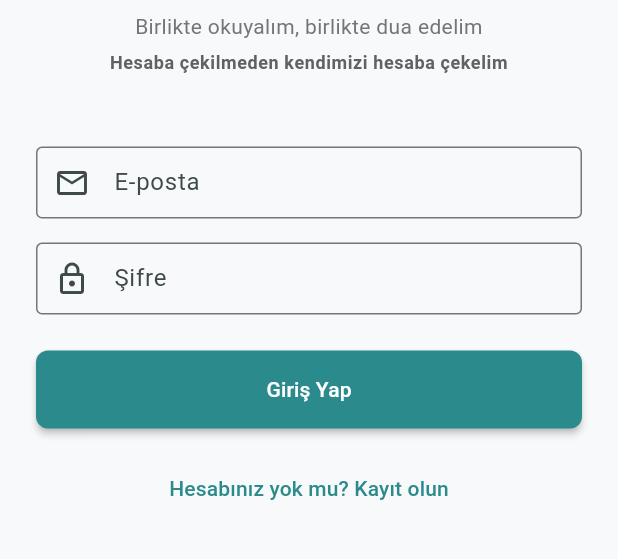
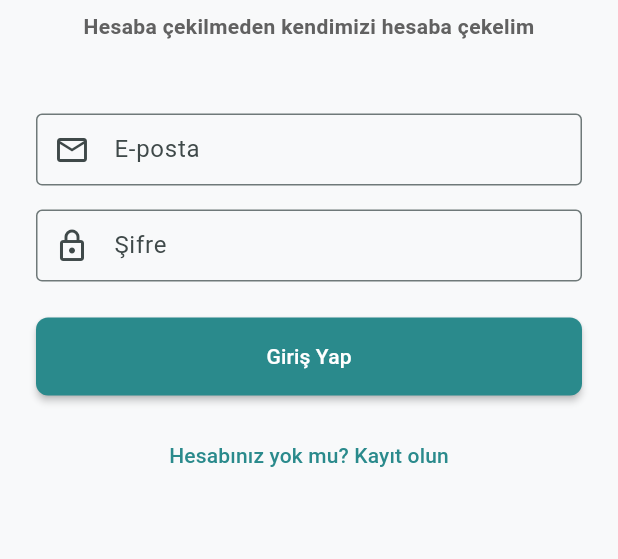
Before and after one commit to mr-dokur-QA/hayirhah, a Flutter app: the screen it shows after launch, on a phone screen of 412 x 824 dp, the part 460-1019 px from its top. Run offline on Flutter 3.47's test engine with Material 3 defaults, Android fonts, the phone set to English and light mode, and no system bars; our stand-ins replace connectivity_plus, dio, firebase_core, firebase_messaging, flutter_compass, flutter_local_notifications and 7 more; accounts and stored records are empty.

Commit message:
ll changes

```diff
--- a/lib/screens/auth/login_screen.dart
+++ b/lib/screens/auth/login_screen.dart
@@ -327,16 +327,8 @@ class _LoginScreenState extends State<LoginScreen> {
                 ),
                 const SizedBox(height: 8),
                 Text(
-                  'Birlikte okuyalım, birlikte dua edelim',
+                  'Hesaba çekilmeden kendimizi hesaba çekelim',
                   style: Theme.of(context).textTheme.bodyMedium?.copyWith(
-                    color: Colors.grey[600],
-                  ),
-                  textAlign: TextAlign.center,
-                ),
-                const SizedBox(height: 6),
-                Text(
-                  'Hesaba çekilmeden kendimizi hesaba çekelim',
-                  style: Theme.of(context).textTheme.bodySmall?.copyWith(
                         color: Colors.grey[700],
                         fontWeight: FontWeight.w600,
                       ),
```
Also changed, not shown: 23 other files.
